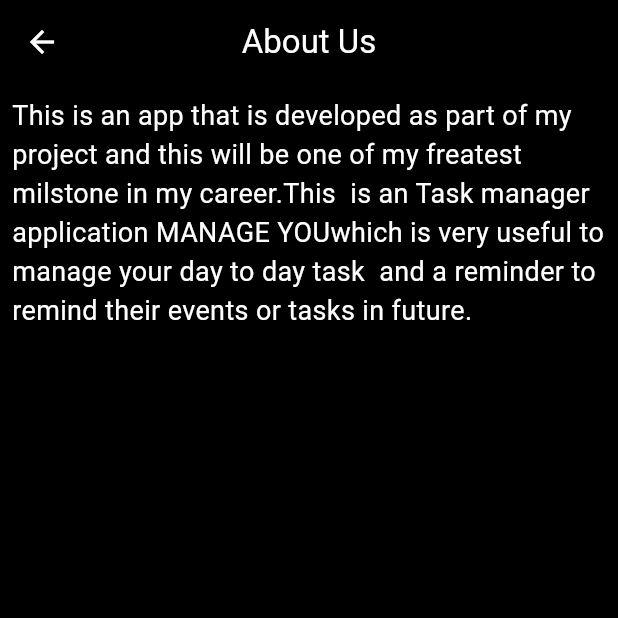
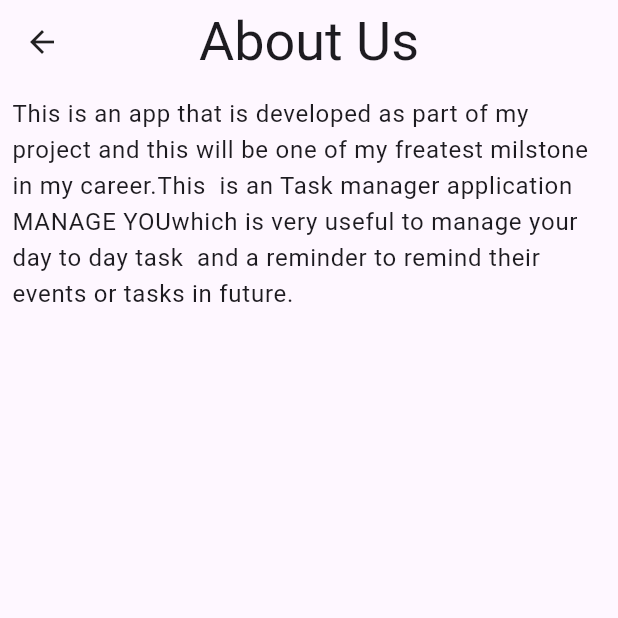
Before and after one commit to kiran8137/task-manager--1st-project, a Flutter app: the SettingsPage screen opened directly, after a tap on "About Us", on a phone screen of 412 x 824 dp, the top half of it. Run offline on Flutter 3.47's test engine with Material 3 defaults, Android fonts, the phone set to English and light mode, and no system bars; our stand-ins replace flutter_slidable, hive, hive_flutter, smooth_page_indicator; missing offline and left inert: dart:ffi; accounts and stored records are empty.

Commit message:
theme switch

```diff
--- a/lib/data/functions.dart
+++ b/lib/data/functions.dart
@@ -8,7 +8,7 @@
 Future<void> addtask(Tasks value) async{
 
   final TasksDB = await Hive.openBox<Tasks>('task_db');
-
+//TasksDB.keys
   TasksDB.add(value);
   tasklistNotifier.value.add(value);
 
--- a/lib/model/task.dart
+++ b/lib/model/task.dart
@@ -9,7 +9,7 @@
 
 
   @HiveField(0)
-   String tasktitle;
+  String tasktitle;
 
   @HiveField(1)
   String taskdescription;
--- /dev/null
+++ b/lib/theme/theme.dart
@@ -0,0 +1,53 @@
+import 'package:flutter/material.dart';
+import 'package:manage_your/utils/apps_colors.dart';
+
+ThemeData lightMode = ThemeData(
+  brightness: Brightness.light,
+  colorScheme:  const ColorScheme.light(
+    background: Colors.white,
+    primary: Colors.white,
+    secondary: Colors.blue,
+    onSurface: Colors.black
+
+  ),
+  //primaryColor: const Color.fromARGB(255, 55, 105, 204),
+  iconTheme: const IconThemeData(
+    color: Color.fromARGB(255, 55, 105, 204),
+  ),
+  // textTheme: TextTheme(
+  //    labelLarge: TextStyle(color: Colors.white),
+  //     displayLarge: TextStyle(color: Colors.white),
+  //     displayMedium: TextStyle(color: Colors.white),
+  //     displaySmall: TextStyle(color: Colors.white),
+  //     headlineMedium: TextStyle(color: Colors.white),
+  //     headlineSmall: TextStyle(color: Colors.white),
+  //     titleLarge: TextStyle(color: Colors.white),
+  // )
+   textTheme: TextTheme(
+    titleSmall: TextStyle(color: Colors.black),
+    titleLarge:  TextStyle(color: Colors.black),
+    titleMedium: TextStyle(color: Colors.black)
+   )
+
+);
+
+ThemeData darkMode = ThemeData(
+  brightness: Brightness.dark,
+  colorScheme:  const ColorScheme.dark(
+    background: Appcolors.primaryColor,
+    primary: Colors.black,
+
+  ),
+  iconTheme: const IconThemeData(color: Colors.white),
+  textTheme: const TextTheme(
+     labelLarge: TextStyle(color: Colors.white), // Change text color for dark mode
+    displayLarge: TextStyle(color: Colors.white), // Change text color for dark mode
+    displayMedium: TextStyle(color: Colors.white), // Change text color for dark mode
+    displaySmall: TextStyle(color: Colors.white), // Change text color for dark mode
+    headlineMedium: TextStyle(color: Colors.white), // Change text color for dark mode
+    headlineSmall: TextStyle(color: Colors.white), // Change text color for dark mode
+    titleLarge: TextStyle(color: Colors.white),
+     // Change text color for dark mode
+  ),
+
+  );
--- /dev/null
+++ b/lib/theme/themeprovider.dart
@@ -0,0 +1,23 @@
+import 'package:flutter/material.dart';
+
+import 'package:manage_your/theme/theme.dart';
+
+class ThemeProvider with ChangeNotifier{
+ ThemeData _themeData = darkMode;
+
+ ThemeData get themeData => _themeData;
+
+ set themeData(ThemeData themeData){
+  _themeData = themeData;
+  notifyListeners();
+}
+
+void toggleTheme(){
+  if(_themeData == darkMode){
+    themeData = lightMode;
+  }
+  else{
+    themeData = darkMode;
+  }
+ }
+}
--- a/lib/views/settings/AboutUs/aboutus.dart
+++ b/lib/views/settings/AboutUs/aboutus.dart
@@ -7,10 +7,11 @@
   Widget build(BuildContext context) {
     return  Scaffold(
       appBar: AppBar(
-        title: const Text("About Us",style: TextStyle(color: Colors.white),
+        title:  Text("About Us",
+        style:  Theme.of(context).textTheme.displaySmall,
         ),
         centerTitle: true,
-        backgroundColor: Colors.black,
+        backgroundColor: Theme.of(context).colorScheme.background,
 
 
         leading:
@@ -18,15 +19,16 @@
 
           //return back to settings page
           onTap: () => Navigator.pop(context),
-          child: const Icon(Icons.arrow_back,color: Colors.white,),
+          child:  Icon(Icons.arrow_back,
+          color: Theme.of(context).iconTheme.color),
         ),
       ),
-        backgroundColor: Colors.black,
+        backgroundColor: Theme.of(context).colorScheme.background,
 
 
 
 
-        body: const SizedBox(
+        body:  SizedBox(
           height: 800,
           width: double.infinity,
           child: Padding(
@@ -34,7 +36,13 @@
             child: Text(
                 "This is an app that is developed as part of my project and this will be one of my freatest milstone in my career.This  is an Task manager application MANAGE YOU"
                 "which is very useful to manage your day to day task  and a reminder to remind their events or tasks in future. ",
-                style: TextStyle(color: Colors.white,fontSize: 18),),
+                style: Theme.of(context).textTheme.bodyLarge,
+
+                // TextStyle(
+
+                //   //color: Theme.of(context).textTheme.,
+                //   fontSize: 18),
+                 ),
           ),
         ));
   }
--- a/lib/views/settings/settings.dart
+++ b/lib/views/settings/settings.dart
@@ -1,6 +1,9 @@
 import 'package:flutter/material.dart';
+import 'package:manage_your/theme/themeprovider.dart';
+import 'package:manage_your/utils/apps_colors.dart';
 import 'package:manage_your/views/settings/AboutUs/aboutus.dart';
 import 'package:manage_your/views/settings/privacy_policy/privacy_policy.dart';
+import 'package:provider/provider.dart';
 
 class SettingsPage extends StatefulWidget {
   const SettingsPage({super.key});
@@ -21,25 +24,32 @@
 ];
 String subtitle = "5 minutes before ";
 
+
+
+//method to save theme preference
+
+
   @override
   Widget build(BuildContext context) {
     return  Scaffold(
-      backgroundColor: Colors.black,
+      backgroundColor: Theme.of(context).colorScheme.background,
       appBar: AppBar(
-        backgroundColor: Colors.black,
+        backgroundColor: Theme.of(context).colorScheme.background,
 
         leading: GestureDetector(
           onTap: (){
             Navigator.pop(context);
           //  print("settings go back");
           },
-          child: const Icon(
-            Icons.arrow_back,color: Colors.white,),
+          child:  Icon(
+            Icons.arrow_back,
+            color:  Theme.of(context).iconTheme.color),
             ),
 
-            title: const Text("Settings",style: TextStyle(
-              color: Colors.white
-            ),
+            title:  Text("Settings",style: Theme.of(context).textTheme.headlineMedium
+            // TextStyle(
+            //   color: Theme.of(context).textTheme.bodyLarge
+            // ),
             ),
 
       ),
@@ -49,16 +59,56 @@
       body: Column(
         crossAxisAlignment: CrossAxisAlignment.start,
         children: [
-          Container(
+          GestureDetector(
+            onTap: ()=>
+            showDialog(context: context,
+            builder: (context)=>
+
+            AlertDialog(
+
+               content: GestureDetector(
+                onTap: (){
+                  Provider.of<ThemeProvider>(context , listen: false).toggleTheme();
+
+                },
+                 child: Container(
+                      decoration:BoxDecoration(
+                        borderRadius: BorderRadius.circular(10),
+                         color: Colors.white,
+                      ) ,
+                      height: 60,
+                      width: 90,
+                      child:  Center(
+                        child:
+                       Text("Day",
+                      style:  TextStyle(
+                        fontSize: 20,
+                        color: Colors.black
+                      )
+                      ),
+                      ),
+
+
+                    ),
+               ),
+            )
+            // Container(
+            //   // height: 100,
+            //   // width: 200,
+            //   color: Colors.red,
+            // )
+            ),
+            child: Container(
 
               margin: const EdgeInsets.only(top: 20,left: 10),
               height: 35,
               width: 100,
               decoration: BoxDecoration(
                 borderRadius:BorderRadius.circular(20),
-              color: Colors.white),
+                color:Appcolors.secondarycolor),
               child: const Center(child: Text("Theme",
-            style: TextStyle(fontSize: 17))),
+              style: TextStyle(fontSize: 17,color: Colors.black))),
+            ),
           ),
 
           const SizedBox(height: 20,),
@@ -72,15 +122,18 @@
               Navigator.push(context,MaterialPageRoute(builder: (context)=> const PrivacyPolicy()));
               //print("privacy and policy");
             },
-             child: const ListTile(
-              leading: Icon(Icons.privacy_tip_outlined,color: Colors.white,size: 30,),
+             child:  ListTile(
+              leading: Icon(Icons.privacy_tip_outlined,
+              color: Theme.of(context).iconTheme.color,
+              size: 29,),
               title: Text("Privacy and Policy",
-                  style: TextStyle(
-                    color: Colors.white,
-                    fontSize: 17
+                  style: Theme.of(context).textTheme.bodyLarge,
+                  // TextStyle(
+                  //   color: Colors.white,
+                  //   fontSize: 17
+                  // ),
+                  )
               ),
-                  ),
-              )
 
            ),
 
@@ -94,13 +147,16 @@
               Navigator.push(context,MaterialPageRoute(builder: (context)=> const AboutUs()));
               ///print("About Us");
             },
-             child: const ListTile(
-              leading: Icon(Icons.info_outline,color: Colors.white,size: 30,),
+             child:  ListTile(
+              leading: Icon(Icons.info_outline,
+              color: Theme.of(context).iconTheme.color,
+              size: 29,),
               title: Text("About Us",
-                  style: TextStyle(
-                    color: Colors.white,
-                    fontSize: 17
-                  ),
+                  style: Theme.of(context).textTheme.bodyLarge,
+                  // TextStyle(
+                  //   color: Colors.white,
+                  //   fontSize: 17
+                  // ),
                   ),
 
 
@@ -136,10 +192,13 @@
             //  print("default time");
             },
              child:PopupMenuButton(
+             // initialValue: subtitle,
               itemBuilder: (context) => [
                 PopupMenuItem(
                   value: timings[0],
-                  child: Text(timings[0]),
+                  child: Text(timings[0],
+
+                  ),
                   ),
 
                    PopupMenuItem(
@@ -174,16 +233,23 @@
                 });
               },
                child:  ListTile(
-                leading: const Icon(Icons.edit_notifications_outlined,color: Colors.white,size: 30,),
-                title:  const Text("Task reminder default",
-                    style: TextStyle(
-                      color: Colors.white,
-                      fontSize: 17
+                leading:  Icon(Icons.edit_notifications_outlined,
+                color: Theme.of(context).iconTheme.color,
+                size: 29,
                 ),
+                title:   Text("Task reminder default",
+                    style: Theme.of(context).textTheme.bodyLarge
+                    //  TextStyle(
+                    //   color: Colors.white,
+                    //   fontSize: 17
+                    // ),
                     ),
                     subtitle:Text(subtitle,
-                    style: const TextStyle(color: Colors.white),)
-                    ),
+                    style: Theme.of(context).textTheme.bodyLarge
+                    // const TextStyle(
+                    //   color: Colors.white)
+                    //   ,)
+                    // ),
                ),
              )
             // Container(
@@ -204,7 +270,8 @@
             //     ]
             //     ),
             //  ),
-           ,
+             ),
+             ),
         ],
       ),
     );
--- a/lib/views/tasks/Addtaskview.dart
+++ b/lib/views/tasks/Addtaskview.dart
@@ -489,8 +489,9 @@
                 //       style: TextStyle(color: Colors.white, fontSize: 18)),
                  ),
               ),
-              const SizedBox(
-                height: 120,
+               SizedBox(
+                height: MediaQuery.of(context).size.height * 0.15,
+                // 118,
               ),
               Padding(
                 padding: const EdgeInsets.only(bottom: 20),
--- a/pubspec.yaml
+++ b/pubspec.yaml
@@ -73,6 +73,7 @@
 
   #sidebarX
   sidebarx: ^0.16.3
+  provider: ^6.1.1
 
 
 
```
Also changed, not shown: lib/data/userprefs/userpreference.dart (added, +10 -0 lines), lib/main.dart (+11 -4 lines), lib/model/userprefs/userprefs.dart (added, +18 -0 lines), lib/views/home/components/appbar.dart (+38 -20 lines), lib/views/home/homeview.dart (+9 -5 lines), lib/views/settings/privacy_policy/privacy_policy.dart (+39 -21 lines), lib/model/userprefs/userprefs.g.dart (added), pubspec.lock. Lines whose indentation alone changed are shown as unchanged.
